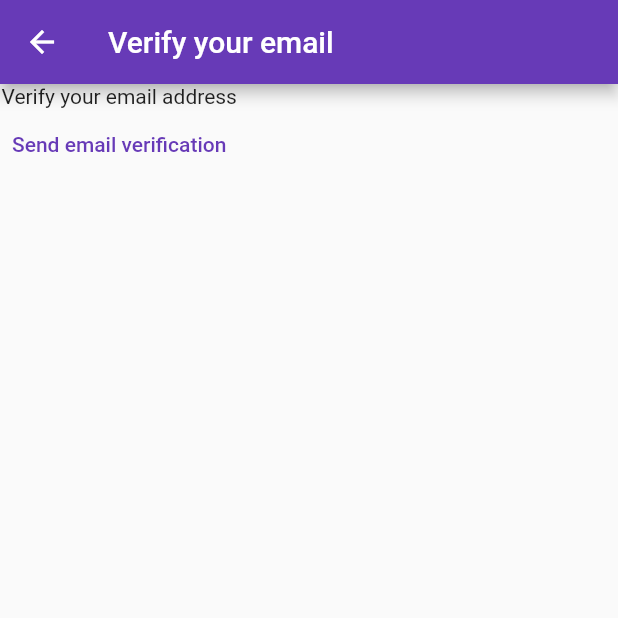
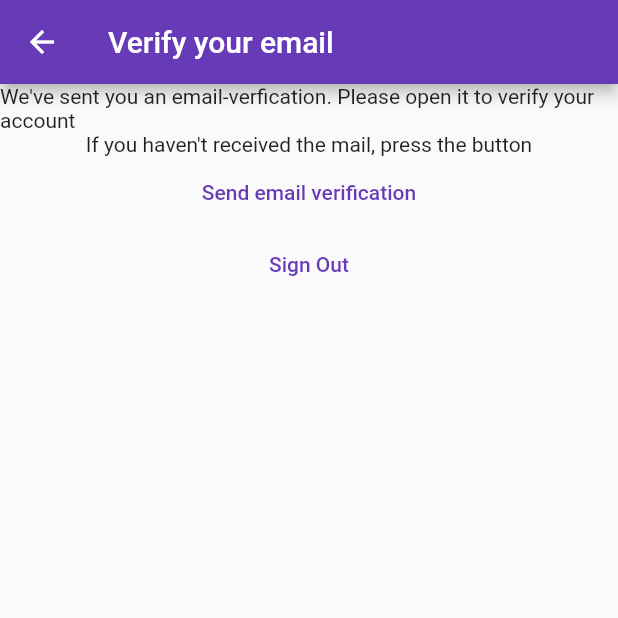
Before and after one commit to animesh1798/flutter-learn, a Flutter app: the VerifyEmailView screen opened directly, on a phone screen of 412 x 824 dp, the top half of it. Run offline on Flutter 3.47's test engine with Material 2 defaults, Android fonts, the phone set to English and light mode, and no system bars; our stand-ins replace firebase_auth, firebase_core; accounts and stored records are empty.

Commit message:
emailverification

```diff
--- a/lib/constants/routes.dart
+++ b/lib/constants/routes.dart
@@ -1,3 +1,4 @@
 const loginRoute = '/login/';
 const registerRoute = '/register/';
 const notesRoute = '/notes/';
+const verifyEmailRoute = '/verify-email/';
--- a/lib/main.dart
+++ b/lib/main.dart
@@ -21,6 +21,7 @@ void main() {
         loginRoute: (context) => const LoginView(),
         registerRoute: (context) => const RegisterView(),
         notesRoute: (context) => const NotesView(),
+        verifyEmailRoute: (context) => const VerifyEmailView(),
       },
     ),
   );
--- a/lib/views/verify_email_view.dart
+++ b/lib/views/verify_email_view.dart
@@ -1,3 +1,4 @@
+import 'package:demo/constants/routes.dart';
 import 'package:firebase_auth/firebase_auth.dart';
 import 'package:flutter/material.dart';
 
@@ -15,9 +16,12 @@ class _VerifyEmailViewState extends State<VerifyEmailView> {
       appBar: AppBar(
         title: const Text('Verify your email'),
       ),
-      body: Column(
+      body: Center(
+        child: Column(
           children: [
-          const Text('Verify your email address'),
+            const Text(
+                'We\'ve sent you an email-verfication. Please open it to verify your account'),
+            const Text('If you haven\'t received the mail, press the button'),
             TextButton(
               onPressed: () async {
                 final user = FirebaseAuth.instance.currentUser;
@@ -25,8 +29,20 @@ class _VerifyEmailViewState extends State<VerifyEmailView> {
                 await user?.sendEmailVerification();
               },
               child: const Text('Send email verification'),
+            ),
+            TextButton(
+              onPressed: () async {
+                await FirebaseAuth.instance.signOut();
+                if (!mounted) return;
+                Navigator.of(context).pushNamedAndRemoveUntil(
+                  registerRoute,
+                  (route) => false,
+                );
+              },
+              child: const Text('Sign Out'),
             )
           ],
+        ),
       ),
     );
   }
```
Also changed, not shown: lib/views/register-view.dart (+33 -7 lines). Lines whose indentation alone changed are shown as unchanged.
